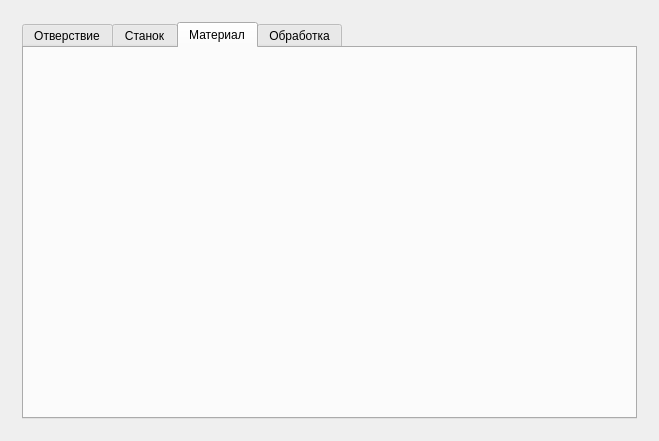
tschin/diplom, file mainwindow.ui: the form before one commit.
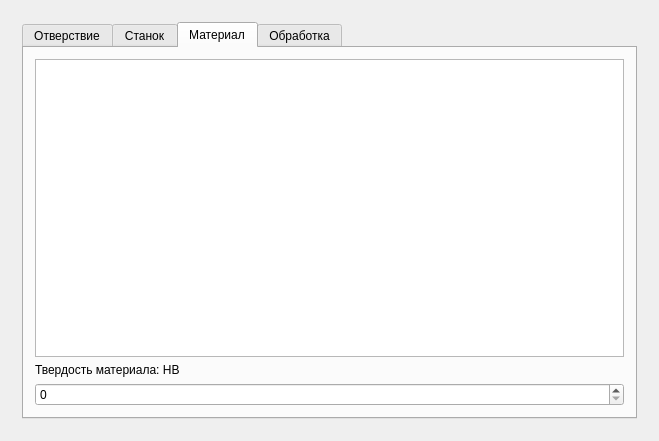
The form after the commit. The open tabs and pages were chosen to show the change.

Commit message: Добавил таблицу материалов

The edit to the form file:
```diff
--- a/mainwindow.ui
+++ b/mainwindow.ui
@@ -213,6 +213,25 @@
            <attribute name="title">
             <string>Материал</string>
            </attribute>
+           <layout class="QVBoxLayout" name="verticalLayout_3">
+            <item>
+             <layout class="QVBoxLayout" name="verticalLayout">
+              <item>
+               <widget class="QTableWidget" name="tableWidget_3"/>
+              </item>
+              <item>
+               <widget class="QLabel" name="label_8">
+                <property name="text">
+                 <string>Твердость материала: НВ </string>
+                </property>
+               </widget>
+              </item>
+              <item>
+               <widget class="QSpinBox" name="spinBox_8"/>
+              </item>
+             </layout>
+            </item>
+           </layout>
           </widget>
           <widget class="QWidget" name="tab_4">
            <attribute name="title">
```
Left out of the diff: 2 changed lines with no effect on the pictures. The commit also changes 2 other files.
